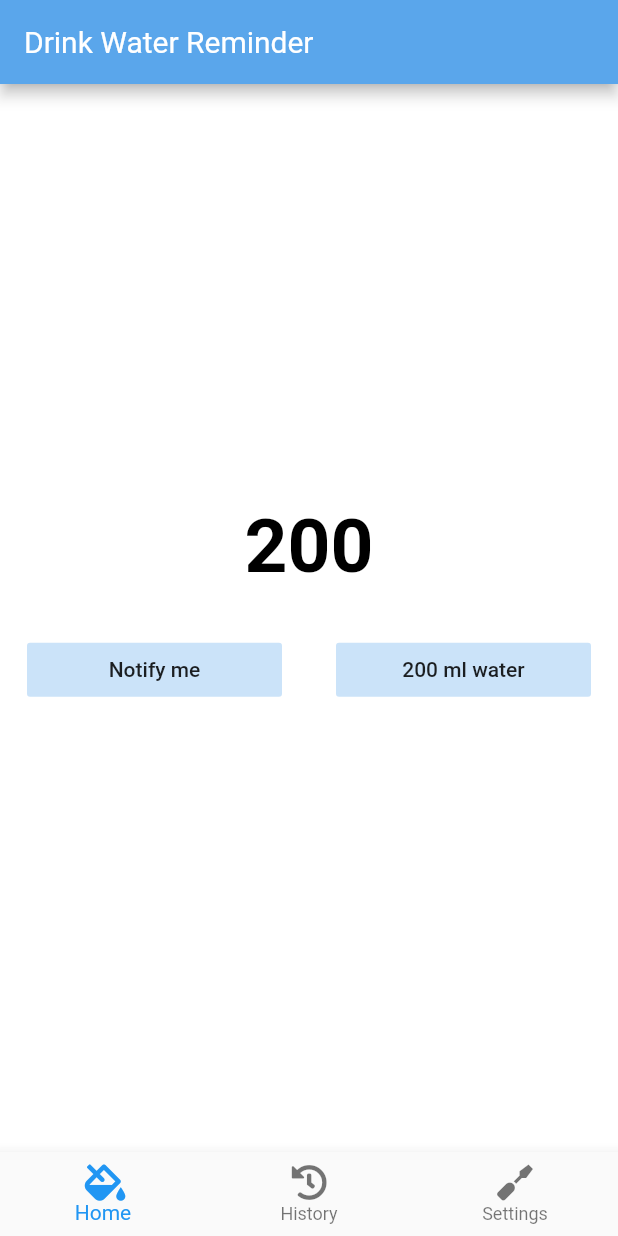
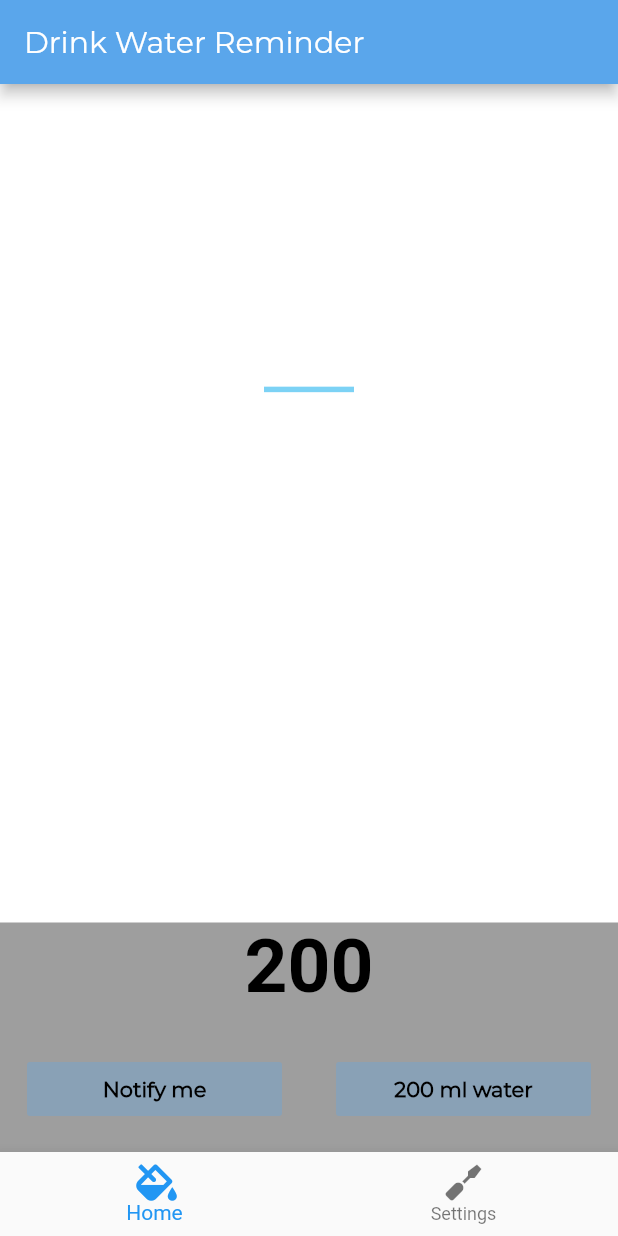
Before and after one commit to navs7/DrinkWaterApp, a Flutter app: the screen it shows after launch, after a tap on "200 ml water", on a phone screen of 412 x 824 dp. Run offline on Flutter 3.47's test engine with Material 2 defaults, Android fonts, the phone set to English and light mode, and no system bars; our stand-ins replace flare_flutter, flutter_local_notifications, font_awesome_flutter.

```diff
--- a/lib/constants.dart
+++ b/lib/constants.dart
@@ -1,6 +1,14 @@
 import 'package:flutter/material.dart';
 
-const myAppBarText = TextStyle(
+const kAppBarText = TextStyle(
   color: Colors.white,
-  fontWeight: FontWeight.w400,
+  fontWeight: FontWeight.w200,
+  //fontStyle: FontStyle.italic,
+  fontFamily: "Montserrat"
 );
+
+const kButtonText = TextStyle(
+  color: Colors.black,
+  fontWeight: FontWeight.w600,
+  fontFamily: "Montserrat"
+);
--- a/lib/input_page.dart
+++ b/lib/input_page.dart
@@ -1,7 +1,6 @@
 import 'package:drink_water/constants.dart';
 import 'package:flutter/material.dart';
 import 'package:flutter_local_notifications/flutter_local_notifications.dart';
-import 'package:font_awesome_flutter/font_awesome_flutter.dart';
 import 'dart:io';
 import 'dart:convert';
 import 'package:path_provider/path_provider.dart';
@@ -13,7 +12,6 @@ class InputPage extends StatefulWidget {
 
 class _InputPageState extends State<InputPage> {
   FlutterLocalNotificationsPlugin myLocalNotificationPlugin;
-  TextEditingController valueInputController = new TextEditingController();
 
   File jsonFile;
   Directory dir;
@@ -21,6 +19,7 @@ class _InputPageState extends State<InputPage> {
   bool fileExists = false;
   Map<String, dynamic> fileContent;
   int waterConsumed = 0;
+  double barHeight = 0;
 
   @override
   void initState() {
@@ -54,12 +53,6 @@ class _InputPageState extends State<InputPage> {
   //     },
   //   );
   // }
-
-  @override
-  void dispose() {
-    valueInputController.dispose();
-    super.dispose();
-  }
 
   void createFile(
       Map<String, dynamic> content, Directory dir, String fileName) {
@@ -135,22 +128,34 @@ class _InputPageState extends State<InputPage> {
   @override
   Widget build(BuildContext context) {
     return Scaffold(
-      appBar: AppBar(
-        title: Text(
-          "Drink Water Reminder",
-          style: myAppBarText,
+      body: SafeArea(
+        child: Column(
+          mainAxisAlignment: MainAxisAlignment.spaceBetween,
+          //crossAxisAlignment: CrossAxisAlignment.center,
+          children: <Widget>[
+            SizedBox(
+              height: 50.0,
             ),
+            AnimatedContainer(
+              duration: Duration(seconds: 3),
+              width: 60.0,
+              height: barHeight,
+              color: Color(0xff7CD2F5),
             ),
-      body: Column(
-        mainAxisAlignment: MainAxisAlignment.center,
-        //crossAxisAlignment: CrossAxisAlignment.center,
+            SizedBox(
+              height: 50.0,
+            ),
+            Container(
+              color: Colors.grey,
+              width: MediaQuery.of(context).size.width,
+              child: Column(
                 children: <Widget>[
                   Text(
                     waterConsumed.toString(),
                     style: new TextStyle(
                       fontWeight: FontWeight.bold,
                       fontSize: 50.0,
-              color: Colors.black,
+                      //color: Colors.black,
                     ),
                   ),
                   Padding(
@@ -167,7 +172,10 @@ class _InputPageState extends State<InputPage> {
                               //_showNotificationWithDefaultSound();
                               showNotification();
                             },
-                    child: Text("Notify me"),
+                            child: Text(
+                              "Notify me",
+                              style: kButtonText,
+                            ),
                             color: Color(0x505AA6EB),
                           ),
                         ),
@@ -177,11 +185,16 @@ class _InputPageState extends State<InputPage> {
                           padding: const EdgeInsets.all(18.0),
                           child: FlatButton(
                             onPressed: () {
-                      writeToFile(
-                          DateTime.now().toString(), "200");
+                              writeToFile(DateTime.now().toString(), "200");
                               readFile();
+                              setState(() {
+                                barHeight = barHeight + 10;
+                              });
                             },
-                    child: Text("200 ml water"),
+                            child: Text(
+                              "200 ml water",
+                              style: kButtonText,
+                            ),
                             color: Color(0x505AA6EB),
                           ),
                         ),
@@ -190,33 +203,10 @@ class _InputPageState extends State<InputPage> {
                   ),
                 ],
               ),
-      bottomNavigationBar: MyNavbar(),
+            ),
+          ],
+        ),
+      ),
     );
   }
 }
-
-class MyNavbar extends StatelessWidget {
-  const MyNavbar({
-    Key key,
-  }) : super(key: key);
-
-  @override
-  Widget build(BuildContext context) {
-    return BottomNavigationBar(
-      items: [
-        BottomNavigationBarItem(
-          icon: Icon(FontAwesomeIcons.fillDrip),
-          title: new Text("Home"),
-        ),
-        BottomNavigationBarItem(
-          icon: Icon(FontAwesomeIcons.history),
-          title: new Text("History"),
-        ),
-        BottomNavigationBarItem(
-          icon: Icon(FontAwesomeIcons.screwdriver),
-          title: new Text("Settings"),
-        ),
-      ],
-    );
-  }
-}
--- a/lib/main.dart
+++ b/lib/main.dart
@@ -1,5 +1,8 @@
 import 'package:flutter/material.dart';
 import 'input_page.dart';
+import 'package:font_awesome_flutter/font_awesome_flutter.dart';
+import 'settings_page.dart';
+import 'constants.dart';
 
 void main() => runApp(MyApp());
 
@@ -15,11 +18,60 @@ class MyApp extends StatelessWidget {
         scaffoldBackgroundColor: Colors.white,
         textTheme: TextTheme(
           bodyText2: TextStyle(
-            color: Colors.white,
+            color: Colors.black,
           ),
         ),
       ),
-      home: InputPage(),
+      home: MyNavbar(),
     );
   }
 }
+
+
+class MyNavbar extends StatefulWidget {
+  @override
+  _MyNavbarState createState() => _MyNavbarState();
+}
+
+class _MyNavbarState extends State<MyNavbar> {
+  int _currentIndex = 0;
+  final List<Widget> _tabs = [
+    InputPage(),
+    SettingsPage(),
+  ];
+
+  @override
+  Widget build(BuildContext context) {
+    return Scaffold(
+      appBar: AppBar(
+        title: Text(
+          "Drink Water Reminder",
+          style: kAppBarText,
+        ),
+      ),
+      body: _tabs[_currentIndex],
+      bottomNavigationBar: BottomNavigationBar(
+        currentIndex: _currentIndex,
+        onTap: (index) {
+          setState(() {
+            _currentIndex = index;
+          });
+        },
+        items: [
+          BottomNavigationBarItem(
+            icon: Icon(FontAwesomeIcons.fillDrip),
+            title: new Text("Home"),
+          ),
+          // BottomNavigationBarItem(
+          //   icon: Icon(FontAwesomeIcons.history),
+          //   title: new Text("History"),
+          // ),
+          BottomNavigationBarItem(
+            icon: Icon(FontAwesomeIcons.screwdriver),
+            title: new Text("Settings"),
+          ),
+        ],
+      ),
+    );
+  }
+}
--- /dev/null
+++ b/lib/settings_page.dart
@@ -0,0 +1,45 @@
+import 'package:drink_water/constants.dart';
+import 'package:flare_flutter/flare_actor.dart';
+import 'package:flutter/material.dart';
+
+class SettingsPage extends StatefulWidget {
+  @override
+  _SettingsState createState() => _SettingsState();
+}
+
+class _SettingsState extends State<SettingsPage> {
+  String _animation = "200ml";
+
+  @override
+  Widget build(BuildContext context) {
+    return Scaffold(
+      body: SafeArea(
+          child: Column(
+        children: <Widget>[
+          Expanded(
+          child: FlareActor(
+            "assets/images/water_fill.flr",
+            animation: _animation,
+          ),
+        ),
+        RaisedButton(
+          child: Text("Build"),
+          onPressed: () {
+            setState(() {
+              _animation = "200ml";
+            });
+          },
+        ),
+        RaisedButton(
+          child: Text("Build and Fade Out"),
+          onPressed: () {
+            setState(() {
+              _animation = "400ml";
+            });
+          },
+        ),
+        ],
+      )),
+    );
+  }
+}
```
Also changed, not shown: pubspec.yaml (+11 -6 lines), assets/fonts/Montserrat.ttf (added), assets/fonts/PoiretOne.ttf (added), pubspec.lock, 1 other file. Lines whose indentation alone changed are shown as unchanged.
